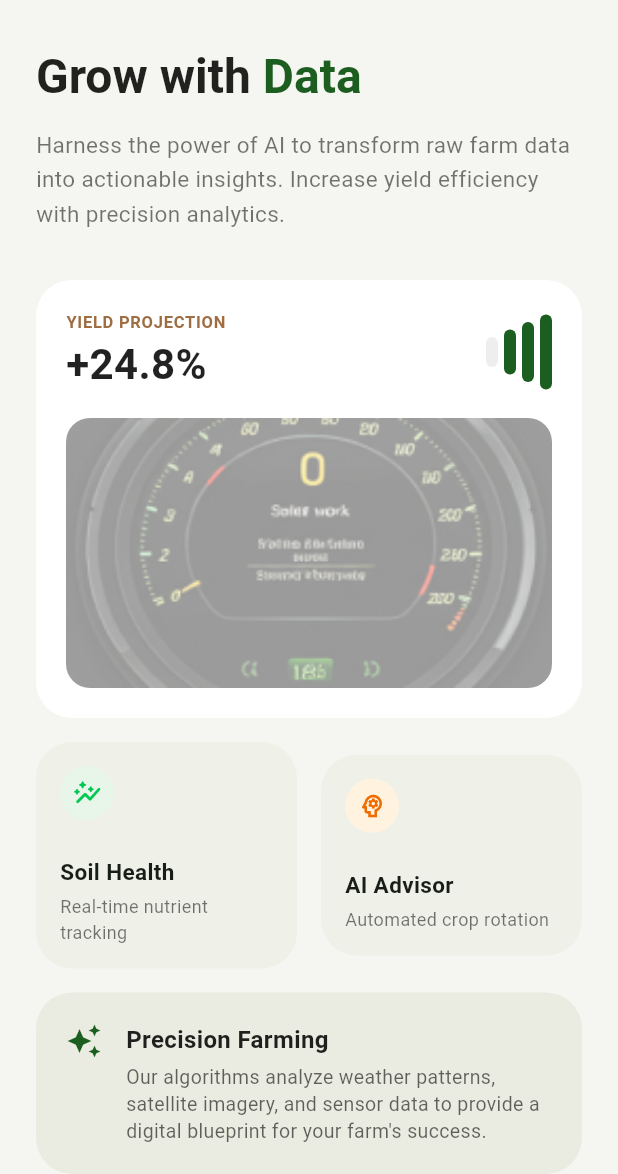
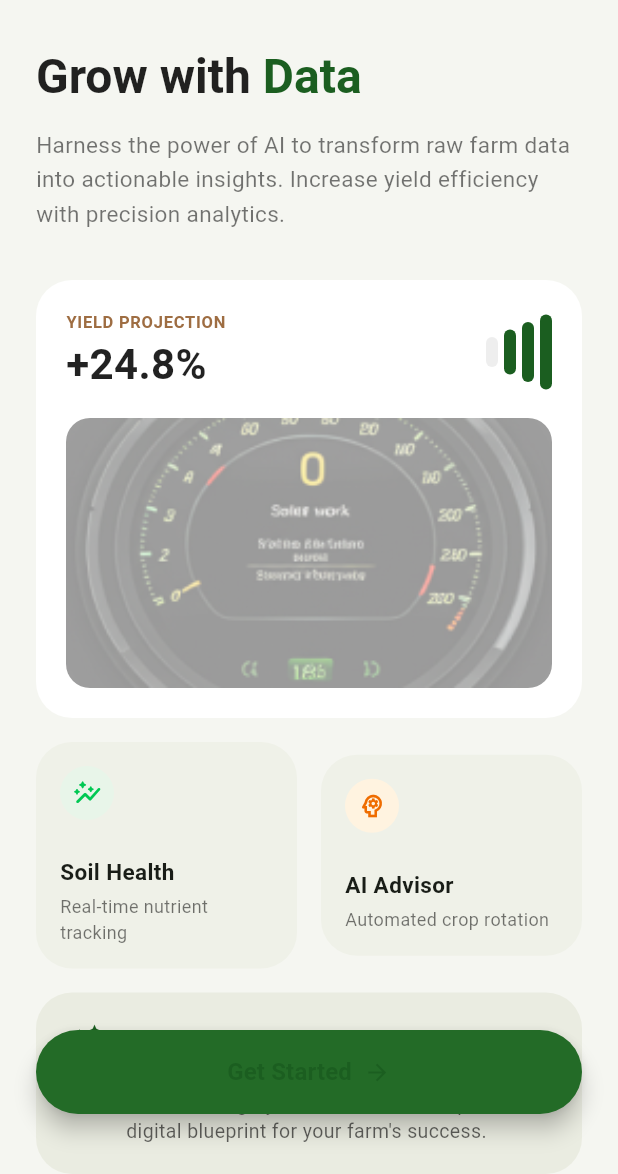
Before and after one commit to DagmawiTewodros/Spacedpulse, a Flutter app: the OnboardingAnalyticsScreen screen opened by its route, on a phone screen of 412 x 824 dp, the part 62-1236 px from its top. Run offline on Flutter 3.47's test engine with Material 3 defaults, Android fonts, the phone set to English and light mode, and no system bars; our stand-ins replace go_router; network calls fail.

Commit message:
routing fixed

```diff
--- a/lib/core/routing/app_router.dart
+++ b/lib/core/routing/app_router.dart
@@ -1,4 +1,6 @@
+import 'package:flutter/material.dart';
 import 'package:go_router/go_router.dart';
+import '../widgets/scaffold_with_navbar.dart';
 import '../../screens/splash_screen.dart';
 import '../../screens/home_screen.dart';
 import '../../screens/onboarding_screen.dart';
@@ -23,11 +25,9 @@ final GoRouter appRouter = GoRouter(
       builder: (context, state) => const SplashScreen(),
     ),
 
-    GoRoute(path: '/home', builder: (context, state) => const HomeScreen()),
-
     GoRoute(
-      path: '/home_screen',
-      builder: (context, state) => const HomeScreen(),
+      path: '/home',
+      builder: (context, state) => const ScaffoldWithNavbar(child: HomeScreen()),
     ),
 
     GoRoute(
@@ -42,7 +42,32 @@ final GoRouter appRouter = GoRouter(
 
     GoRoute(
       path: '/profile_screen',
-      builder: (context, state) => const ProfilePage(),
+      builder: (context, state) => ScaffoldWithNavbar(
+        child: const ProfilePage(),
+        appBar: AppBar(
+          backgroundColor: const Color(0xFFF4F7F1),
+          elevation: 0,
+          centerTitle: true,
+          title: const Text(
+            'Profile',
+            style: TextStyle(color: Colors.black, fontWeight: FontWeight.bold),
+          ),
+          actions: [
+            IconButton(
+              icon: const Icon(Icons.settings_outlined, color: Colors.black),
+              onPressed: () {
+                GoRouter.of(context).push('/settings_screen');
+              },
+            ),
+            IconButton(
+              icon: const Icon(Icons.notifications_outlined, color: Colors.black),
+              onPressed: () {
+                GoRouter.of(context).push('/notifications_screen');
+              },
+            ),
+          ],
+        ),
+      ),
     ),
 
     GoRoute(
@@ -69,17 +94,24 @@ final GoRouter appRouter = GoRouter(
     ),
     GoRoute(
       path: '/statstics_dashboard_screen',
-      builder: (context, state) => const DashboardPage(),
+      builder: (context, state) => const ScaffoldWithNavbar(child: DashboardPage()),
     ),
 
     GoRoute(
       path: '/weather_screen',
-      builder: (context, state) => const WeatherScreen(),
+      builder: (context, state) => const ScaffoldWithNavbar(child: WeatherScreen()),
     ),
 
     GoRoute(
       path: '/tasks_screen',
-      builder: (context, state) => const DailyTasksPage(),
+      builder: (context, state) => ScaffoldWithNavbar(
+        child: const DailyTasksPage(),
+        floatingActionButton: FloatingActionButton(
+          backgroundColor: const Color(0xFF2E7D32),
+          onPressed: () {},
+          child: const Icon(Icons.add, color: Colors.white),
+        ),
+      ),
     ),
     GoRoute(
       path: '/calendar_screen',
--- a/lib/screens/onboarding2_screen.dart
+++ b/lib/screens/onboarding2_screen.dart
@@ -9,6 +9,38 @@ class OnboardingAnalyticsScreen extends StatelessWidget {
     return Scaffold(
       // Background color matching the soft greenish-beige theme
       backgroundColor: const Color(0xFFF5F6F1),
+      floatingActionButtonLocation: FloatingActionButtonLocation.centerFloat,
+      floatingActionButton: Padding(
+        padding: const EdgeInsets.symmetric(horizontal: 24.0, vertical: 24.0),
+        child: SizedBox(
+          width: double.infinity,
+          height: 56,
+          child: FloatingActionButton.extended(
+            backgroundColor: const Color(0xFF236B27),
+            shape: RoundedRectangleBorder(
+              borderRadius: BorderRadius.circular(28),
+            ),
+            onPressed: () {
+              context.replace('/splash_screen');
+            },
+            label: const Row(
+              mainAxisAlignment: MainAxisAlignment.center,
+              children: [
+                Text(
+                  'Get Started',
+                  style: TextStyle(
+                    fontSize: 16,
+                    fontWeight: FontWeight.bold,
+                    color: Color(0xFF1B5E20),
+                  ),
+                ),
+                SizedBox(width: 8),
+                Icon(Icons.arrow_forward, size: 18, color: Color(0xFF1B5E20)),
+              ],
+            ),
+          ),
+        ),
+      ),
       body: SafeArea(
         child: SingleChildScrollView(
           child: Padding(
@@ -213,50 +245,7 @@ class OnboardingAnalyticsScreen extends StatelessWidget {
                     _buildPageDot(active: true),
                   ],
                 ),
-                const SizedBox(height: 24),
-
-                // Get Started Button
-                SizedBox(
-                  height: 64,
-                  child: ElevatedButton(
-                    onPressed: () {
-                      context.go('/splash_screen');
-                    },
-                    style: ElevatedButton.styleFrom(
-                      backgroundColor: const Color(0xFF236B27),
-                      foregroundColor: Colors.white,
-                      elevation: 0,
-                      shape: RoundedRectangleBorder(
-                        borderRadius: BorderRadius.circular(32),
-                      ),
-                    ),
-                    child: const Row(
-                      mainAxisAlignment: MainAxisAlignment.center,
-                      children: [
-                        Text(
-                          'Get Started',
-                          style: TextStyle(fontSize: 18, fontWeight: FontWeight.bold),
-                        ),
-                        SizedBox(width: 8),
-                        Icon(Icons.arrow_forward, size: 20),
-                      ],
-                    ),
-                  ),
-                ),
-                const SizedBox(height: 16),
-
-                // Footer Text
-                const Text(
-                  'NO CREDIT CARD REQUIRED TO START',
-                  textAlign: TextAlign.center,
-                  style: TextStyle(
-                    fontSize: 11,
-                    fontWeight: FontWeight.bold,
-                    color: Colors.grey,
-                    letterSpacing: 0.8,
-                  ),
-                ),
-                const SizedBox(height: 20),
+                const SizedBox(height: 40),
               ],
             ),
           ),
--- a/lib/screens/settings_screen.dart
+++ b/lib/screens/settings_screen.dart
@@ -1,5 +1,4 @@
 import 'package:flutter/material.dart';
-import 'package:go_router/go_router.dart';
 import '../core/widgets/confirmation_dialog.dart';
 
 class SettingsPage extends StatefulWidget {
--- a/lib/screens/splash_screen.dart
+++ b/lib/screens/splash_screen.dart
@@ -24,7 +24,7 @@ class _SplashScreenState extends State<SplashScreen> {
       if (progress >= 1) {
         timer.cancel();
 
-        context.go('/create_account_screen');
+        context.replace('/home');
       }
     });
   }
--- a/lib/screens/statstics_dashboard_screen.dart
+++ b/lib/screens/statstics_dashboard_screen.dart
@@ -6,9 +6,9 @@ class DashboardPage extends StatelessWidget {
 
   @override
   Widget build(BuildContext context) {
-    return Scaffold(
-      backgroundColor: const Color(0xFFF4F5EF),
-      body: SafeArea(
+    return Container(
+      color: const Color(0xFFF4F5EF),
+      child: SafeArea(
         child: SingleChildScrollView(
           child: Padding(
             padding: const EdgeInsets.all(16),
--- a/lib/screens/weather_screen.dart
+++ b/lib/screens/weather_screen.dart
@@ -6,9 +6,9 @@ class WeatherScreen extends StatelessWidget {
 
   @override
   Widget build(BuildContext context) {
-    return Scaffold(
-      backgroundColor: const Color(0xFFF4F5F0),
-      body: SafeArea(
+    return Container(
+      color: const Color(0xFFF4F5F0),
+      child: SafeArea(
         child: SingleChildScrollView(
           child: Padding(
             padding: const EdgeInsets.all(16),
```
Also changed, not shown: lib/core/widgets/scaffold_with_navbar.dart (+8 -2 lines), lib/screens/home_screen.dart (+3 -5 lines), lib/screens/profile_screen.dart (+3 -30 lines), lib/screens/tasks_screen.dart (+3 -8 lines), 1 other file.
